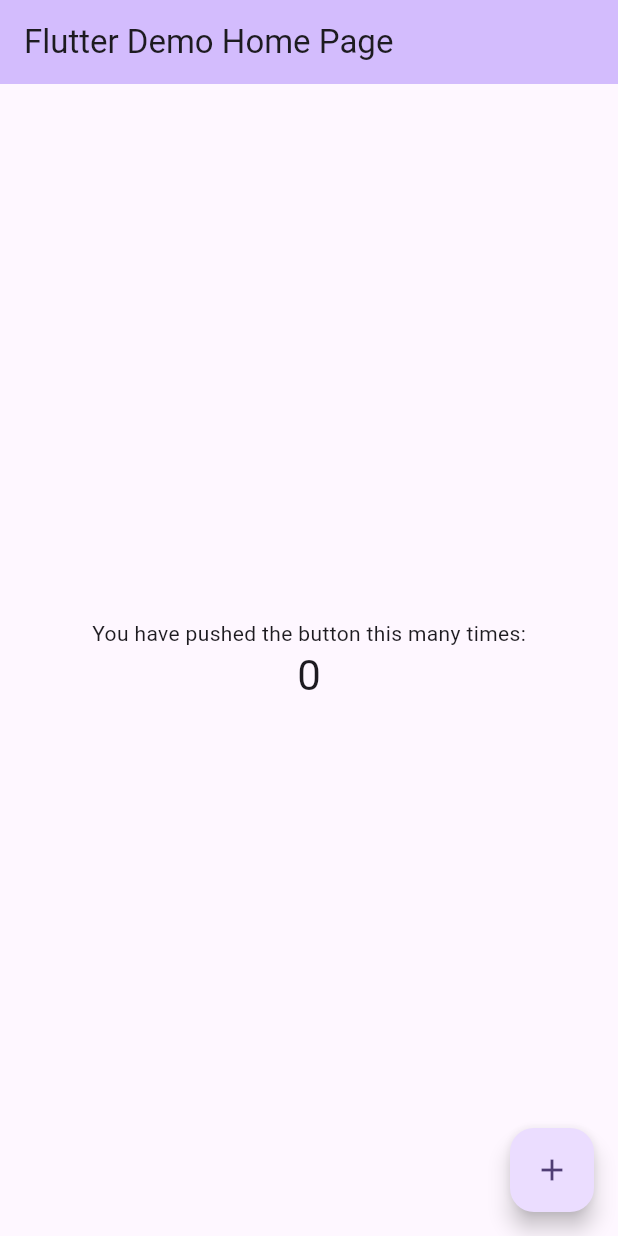
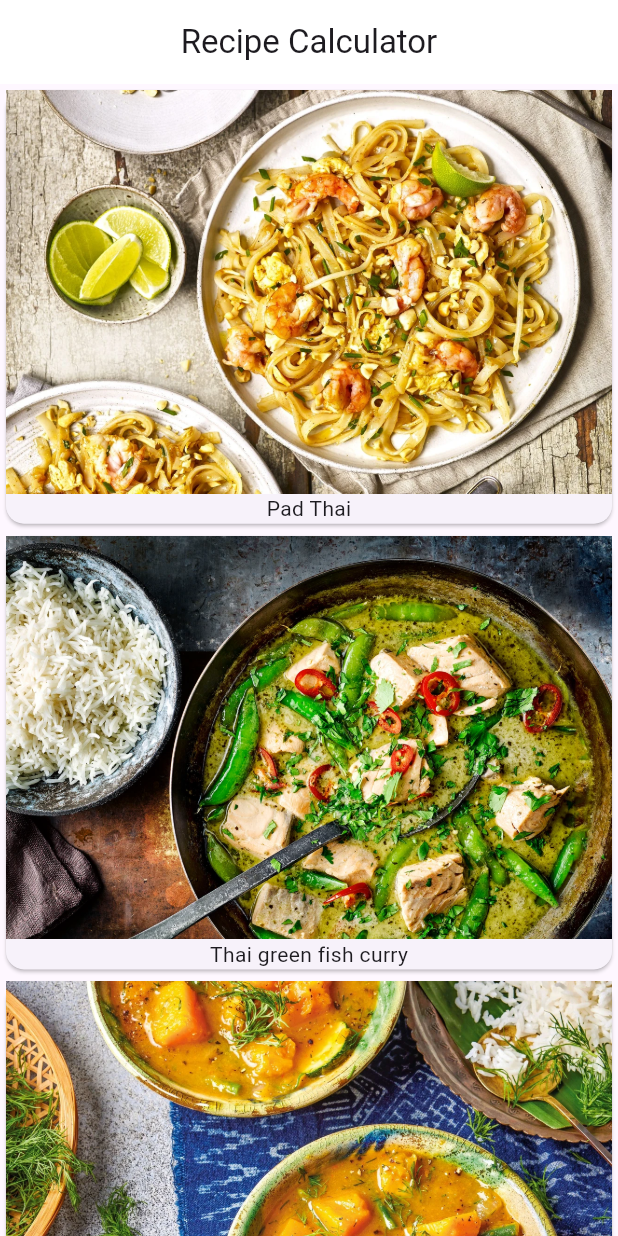
Before and after one commit to natthanontahae-tech/receipes, a Flutter app: the screen it shows after launch, on a phone screen of 412 x 824 dp. Run offline on Flutter 3.47's test engine with Material 3 defaults, Android fonts, the phone set to English and light mode, and no system bars.

Commit message:
Recipe List Design

```diff
--- a/lib/main.dart
+++ b/lib/main.dart
@@ -1,4 +1,6 @@
 import 'package:flutter/material.dart';
+import 'package:flutter/rendering.dart';
+import 'package:receipes/model/receipe.dart';
 
 void main() {
   runApp(const RecipeApp());
@@ -7,46 +9,23 @@ void main() {
 class RecipeApp extends StatelessWidget {
   const RecipeApp({super.key});
 
-  // This widget is the root of your application.
   @override
   Widget build(BuildContext context) {
     return MaterialApp(
       title: 'Flutter Demo',
       theme: ThemeData(
-        // This is the theme of your application.
-        //
-        // TRY THIS: Try running your application with "flutter run". You'll see
-        // the application has a purple toolbar. Then, without quitting the app,
-        // try changing the seedColor in the colorScheme below to Colors.green
-        // and then invoke "hot reload" (save your changes or press the "hot
-        // reload" button in a Flutter-supported IDE, or press "r" if you used
-        // the command line to start the app).
-        //
-        // Notice that the counter didn't reset back to zero; the application
-        // state is not lost during the reload. To reset the state, use hot
-        // restart instead.
-        //
-        // This works for code too, not just values: Most code changes can be
-        // tested with just a hot reload.
-        colorScheme: ColorScheme.fromSeed(seedColor: Colors.deepPurple),
-        useMaterial3: true,
+        appBarTheme: const AppBarTheme(
+          centerTitle: true,
+          backgroundColor: Color.fromARGB(255, 255, 255, 255),
+        ),
       ),
-      home: const MyHomePage(title: 'Flutter Demo Home Page'),
+      home: const MyHomePage(title: 'Recipe Calculator'),
     );
   }
 }
 
 class MyHomePage extends StatefulWidget {
   const MyHomePage({super.key, required this.title});
-
-  // This widget is the home page of your application. It is stateful, meaning
-  // that it has a State object (defined below) that contains fields that affect
-  // how it looks.
-
-  // This class is the configuration for the state. It holds the values (in this
-  // case the title) provided by the parent (in this case the App widget) and
-  // used by the build method of the State. Fields in a Widget subclass are
-  // always marked "final".
 
   final String title;
 
@@ -55,71 +34,32 @@ class MyHomePage extends StatefulWidget {
 }
 
 class _MyHomePageState extends State<MyHomePage> {
-  int _counter = 0;
-
-  void _incrementCounter() {
-    setState(() {
-      // This call to setState tells the Flutter framework that something has
-      // changed in this State, which causes it to rerun the build method below
-      // so that the display can reflect the updated values. If we changed
-      // _counter without calling setState(), then the build method would not be
-      // called again, and so nothing would appear to happen.
-      _counter++;
-    });
-  }
 
   @override
   Widget build(BuildContext context) {
-    // This method is rerun every time setState is called, for instance as done
-    // by the _incrementCounter method above.
-    //
-    // The Flutter framework has been optimized to make rerunning build methods
-    // fast, so that you can just rebuild anything that needs updating rather
-    // than having to individually change instances of widgets.
     return Scaffold(
-      appBar: AppBar(
-        // TRY THIS: Try changing the color here to a specific color (to
-        // Colors.amber, perhaps?) and trigger a hot reload to see the AppBar
-        // change color while the other colors stay the same.
-        backgroundColor: Theme.of(context).colorScheme.inversePrimary,
-        // Here we take the value from the MyHomePage object that was created by
-        // the App.build method, and use it to set our appbar title.
-        title: Text(widget.title),
-      ),
-      body: Center(
-        // Center is a layout widget. It takes a single child and positions it
-        // in the middle of the parent.
-        child: Column(
-          // Column is also a layout widget. It takes a list of children and
-          // arranges them vertically. By default, it sizes itself to fit its
-          // children horizontally, and tries to be as tall as its parent.
-          //
-          // Column has various properties to control how it sizes itself and
-          // how it positions its children. Here we use mainAxisAlignment to
-          // center the children vertically; the main axis here is the vertical
-          // axis because Columns are vertical (the cross axis would be
-          // horizontal).
-          //
-          // TRY THIS: Invoke "debug painting" (choose the "Toggle Debug Paint"
-          // action in the IDE, or press "p" in the console), to see the
-          // wireframe for each widget.
-          mainAxisAlignment: MainAxisAlignment.center,
-          children: <Widget>[
-            const Text(
-              'You have pushed the button this many times:',
-            ),
-            Text(
-              '$_counter',
-              style: Theme.of(context).textTheme.headlineMedium,
-            ),
-          ],
+       appBar: AppBar(title: Text(widget.title)),
+       body: SafeArea(
+        child: Container(
+          child: ListView.builder(
+            itemBuilder: (BuildContext context, int index) {
+              return buildRecipeCard(Recipe.samples[index]);
+            },
+            itemCount: Recipe.samples.length,
+          ),
         ),
       ),
-      floatingActionButton: FloatingActionButton(
-        onPressed: _incrementCounter,
-        tooltip: 'Increment',
-        child: const Icon(Icons.add),
-      ), // This trailing comma makes auto-formatting nicer for build methods.
+    );
+  }
+
+  Widget buildRecipeCard(Recipe recipe) {
+    return Card(
+      child: Column(
+        children: <Widget>[
+          Image(image: AssetImage(recipe.imageUrl)),
+          Text(recipe.imgLabel),
+        ],
+      ),
     );
   }
 }
--- /dev/null
+++ b/lib/model/receipe.dart
@@ -0,0 +1,16 @@
+class Recipe {
+  String imgLabel;
+  String imageUrl;
+
+
+  Recipe(this.imageUrl, this.imgLabel);
+
+  static List<Recipe> samples =
+    [
+      // Use forward slashes for Flutter asset paths
+      Recipe('assets/images/200304_Olive_PadThai-ebe0f22-scaled.webp', 'Pad Thai'),
+      Recipe('assets/images/OLI-0519-Healthy_GreenThaiFishCurry_32208-c3cee9a.webp', 'Thai green fish curry'),
+      Recipe('assets/images/p110-20250121rps2352pumpkincurrypreview-8534543.webp', 'Thai pumpkin curry'),
+      Recipe('assets/images/p133-20250121rps2352northernlarbpreview-1-0ac4d35.webp', 'Larb muang'),
+    ];
+}
--- a/pubspec.yaml
+++ b/pubspec.yaml
@@ -59,9 +59,8 @@ flutter:
   uses-material-design: true
 
   # To add assets to your application, add an assets section, like this:
-  # assets:
-  #   - images/a_dot_burr.jpeg
-  #   - images/a_dot_ham.jpeg
+  assets:
+    - assets/images/
 
   # An image asset can refer to one or more resolution-specific "variants", see
   # https://flutter.dev/to/resolution-aware-images
```
Also changed, not shown: assets/images/200304_Olive_PadThai-ebe0f22-scaled.webp (added), assets/images/OLI-0519-Healthy_GreenThaiFishCurry_32208-c3cee9a.webp (added), assets/images/p110-20250121rps2352pumpkincurrypreview-8534543.webp (added), assets/images/p133-20250121rps2352northernlarbpreview-1-0ac4d35.webp (added).
